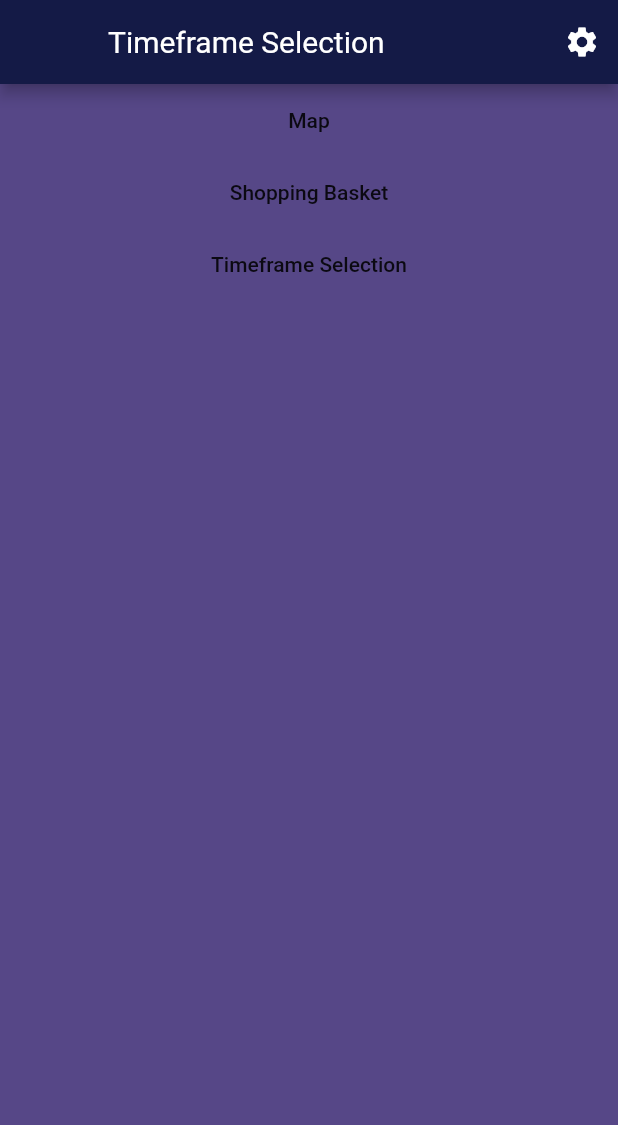
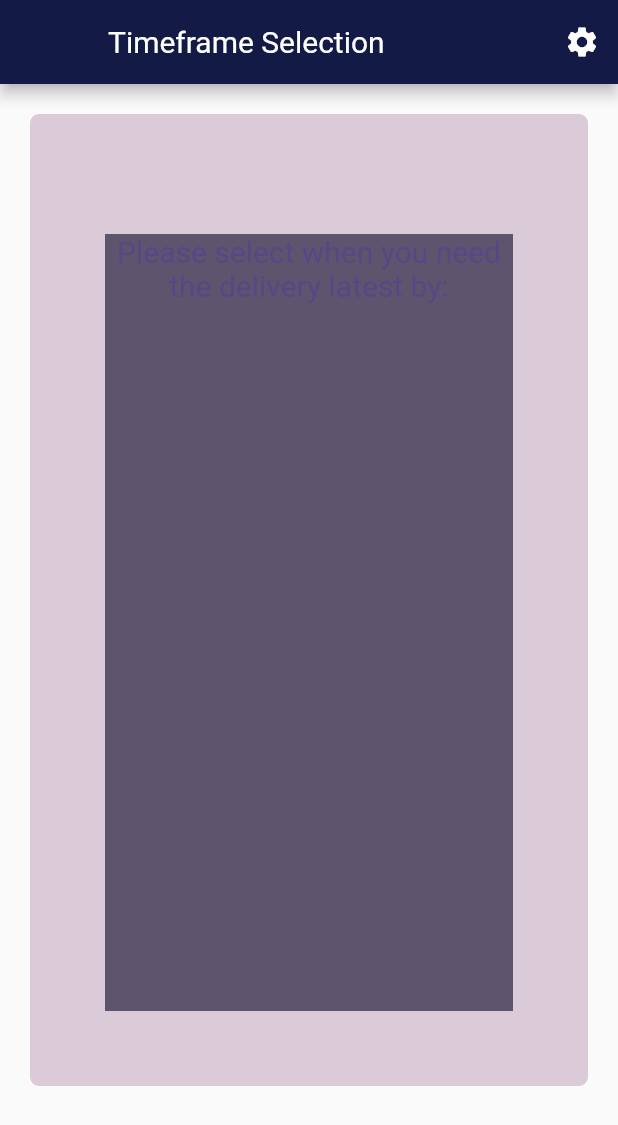
Before and after one commit to javib51/covid-taskforce-2020, a Flutter app: the TimeframeSelectionPage screen opened by its route, on a phone screen of 412 x 824 dp. Shown: the top 1125 px of the screen. Run offline on Flutter 3.47's test engine with Material 2 defaults, Android fonts, the phone set to English and light mode, and no system bars; our stand-ins replace font_awesome_flutter, google_maps_flutter, latlong; Roboto replaces fonts that are missing (Avenir).

Commit message:
dev timeframe

```diff
--- a/app/lib/screens/timeframe_selection.dart
+++ b/app/lib/screens/timeframe_selection.dart
@@ -13,30 +13,31 @@ class _TimeframeSelectionPageState extends State<TimeframeSelectionPage> {
   }
 
   Widget _buildBody(BuildContext context) {
+
     return Container(
-      color: purpleButtonActive,
-      child: Center(
-        child: ListView(
-          children: <Widget>[
-            FlatButton(
-              child: Text("Map"),
-              onPressed: () {
-//                Navigator.pushNamed(context, AppRoutes.map);
-              },
-            ),
-            FlatButton(
-              child: Text("Shopping Basket"),
-              onPressed: () {
-//                Navigator.pushNamed(context, AppRoutes.shoppingBasket);
-              },
-            ),
-            FlatButton(
-              child: Text("Timeframe Selection"),
-              onPressed: () {
-//                Navigator.pushNamed(context, AppRoutes.timeframeSelection);
-              },
-            )
-          ],
+      margin: const EdgeInsets.only(left: 20.0, right: 20.0, top: 20.0, bottom: 100.0),
+      decoration: new BoxDecoration(
+          color: purpleBackground,
+          borderRadius: new BorderRadius.all(const Radius.circular(6.0))
+      ),
+      child: new Container(
+        color: purpleButtonNonActive,
+        margin: const EdgeInsets.only(left: 50.0, right: 50.0, top: 80.0, bottom: 50.0),
+        child: Center(
+          child: ListView(
+            children: <Widget>[
+              Center(
+                child: Text(
+                  "Please select when you need the delivery latest by:",
+                  textAlign: TextAlign.center,
+                  style: TextStyle(
+                      fontSize: 20.0,
+                      color: purpleButtonActive,
+                  )
+                ),
+              )
+            ]
+          ),
         ),
       ),
     );
```
